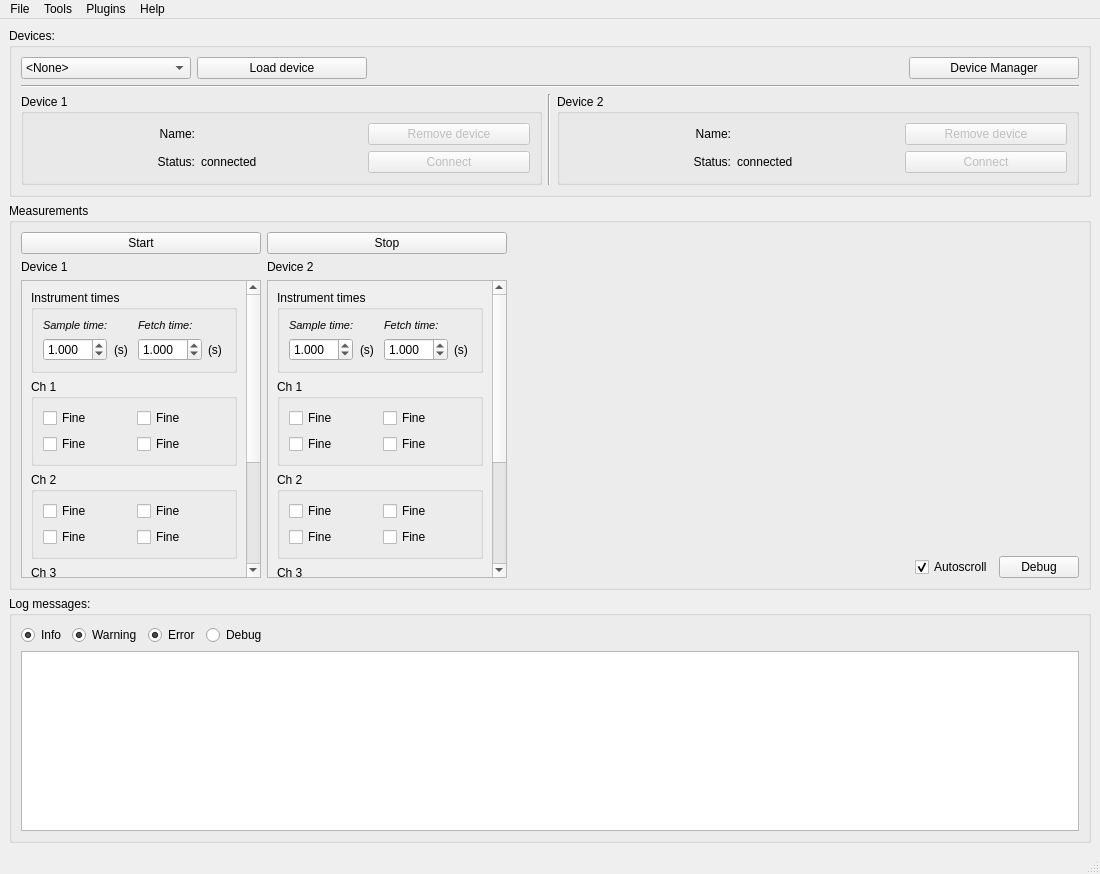
This is frequency-meter/view/resources/interface.ui in robertofem/Freq-meter-APP as Qt 5 draws it before an edit. The edited form follows.
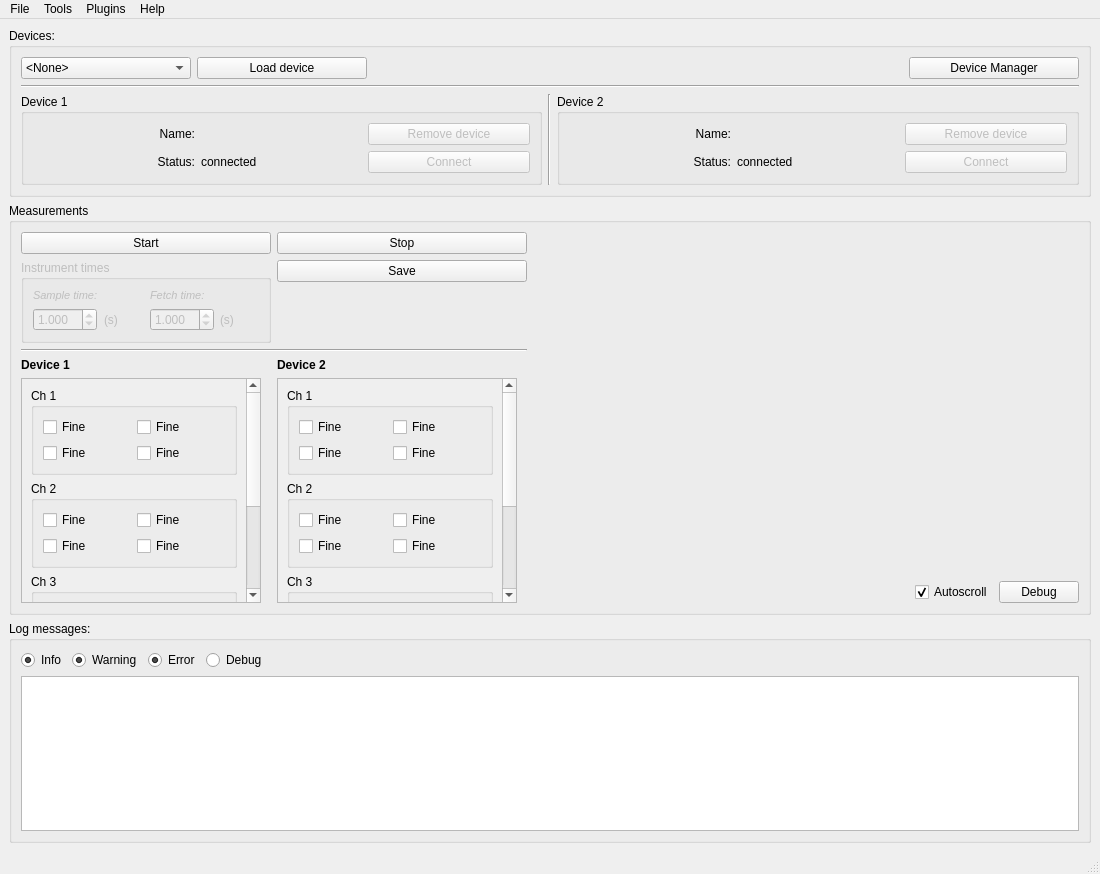
This is the edited form.

Commit message:
Add routine to debug button for plotting up to 16 plots
The new functionality places as well a legend at the top of the graph.
Only the checked signals will be plotted, and this is updated every time
the fetch counter ends.

This is not definitive code, as it has to be properly modificated in
order to implement this functionality to the received real signals. By
now, only test values are plotted.

```diff
--- a/frequency-meter/view/resources/interface.ui
+++ b/frequency-meter/view/resources/interface.ui
@@ -323,7 +323,7 @@
          <string>Measurements</string>
         </property>
         <layout class="QGridLayout" name="gridLayout_7">
-         <item row="4" column="4">
+         <item row="7" column="4">
           <widget class="QCheckBox" name="scrollcheckBox">
            <property name="text">
             <string>Autoscroll</string>
@@ -333,42 +333,251 @@
            </property>
           </widget>
          </item>
-         <item row="0" column="1">
-          <widget class="QPushButton" name="StopButton">
-           <property name="text">
-            <string>Stop</string>
-           </property>
-          </widget>
-         </item>
-         <item row="0" column="0">
-          <widget class="QPushButton" name="StartButton">
-           <property name="text">
-            <string>Start</string>
-           </property>
-          </widget>
-         </item>
-         <item row="4" column="5">
-          <widget class="QPushButton" name="ClearButton">
+         <item row="7" column="5">
+          <widget class="QPushButton" name="DebugButton">
            <property name="text">
             <string>Debug</string>
            </property>
           </widget>
          </item>
-         <item row="1" column="0">
+         <item row="4" column="0">
           <widget class="QLabel" name="dev1label">
+           <property name="font">
+            <font>
+             <weight>75</weight>
+             <bold>true</bold>
+            </font>
+           </property>
            <property name="text">
             <string>Device 1</string>
            </property>
           </widget>
          </item>
-         <item row="1" column="1">
+         <item row="4" column="1">
           <widget class="QLabel" name="dev2label">
+           <property name="font">
+            <font>
+             <weight>75</weight>
+             <bold>true</bold>
+            </font>
+           </property>
            <property name="text">
             <string>Device 2</string>
            </property>
           </widget>
          </item>
-         <item row="2" column="1" rowspan="3">
+         <item row="5" column="0" rowspan="3">
+          <widget class="QScrollArea" name="dev1_scrollarea">
+           <property name="sizePolicy">
+            <sizepolicy hsizetype="Maximum" vsizetype="Expanding">
+             <horstretch>0</horstretch>
+             <verstretch>0</verstretch>
+            </sizepolicy>
+           </property>
+           <property name="minimumSize">
+            <size>
+             <width>240</width>
+             <height>0</height>
+            </size>
+           </property>
+           <property name="widgetResizable">
+            <bool>true</bool>
+           </property>
+           <property name="alignment">
+            <set>Qt::AlignLeading|Qt::AlignLeft|Qt::AlignVCenter</set>
+           </property>
+           <widget class="QWidget" name="scrollAreaWidgetContents">
+            <property name="geometry">
+             <rect>
+              <x>0</x>
+              <y>0</y>
+              <width>232</width>
+              <height>386</height>
+             </rect>
+            </property>
+            <layout class="QVBoxLayout" name="verticalLayout">
+             <item>
+              <widget class="QGroupBox" name="Dev1_Ch1">
+               <property name="title">
+                <string>Ch 1</string>
+               </property>
+               <layout class="QGridLayout" name="gridLayout_18">
+                <item row="0" column="0">
+                 <widget class="QCheckBox" name="Dev1_Ch1_S1">
+                  <property name="text">
+                   <string>Fine</string>
+                  </property>
+                 </widget>
+                </item>
+                <item row="0" column="1">
+                 <widget class="QCheckBox" name="Dev1_Ch1_S2">
+                  <property name="text">
+                   <string>Fine</string>
+                  </property>
+                 </widget>
+                </item>
+                <item row="1" column="0">
+                 <widget class="QCheckBox" name="Dev1_Ch1_S3">
+                  <property name="text">
+                   <string>Fine</string>
+                  </property>
+                 </widget>
+                </item>
+                <item row="1" column="1">
+                 <widget class="QCheckBox" name="Dev1_Ch1_S4">
+                  <property name="text">
+                   <string>Fine</string>
+                  </property>
+                 </widget>
+                </item>
+               </layout>
+              </widget>
+             </item>
+             <item>
+              <widget class="QGroupBox" name="Dev1_Ch2">
+               <property name="title">
+                <string>Ch 2</string>
+               </property>
+               <layout class="QGridLayout" name="gridLayout_19">
+                <item row="0" column="0">
+                 <widget class="QCheckBox" name="Dev1_Ch2_S1">
+                  <property name="text">
+                   <string>Fine</string>
+                  </property>
+                 </widget>
+                </item>
+                <item row="0" column="1">
+                 <widget class="QCheckBox" name="Dev1_Ch2_S2">
+                  <property name="text">
+                   <string>Fine</string>
+                  </property>
+                 </widget>
+                </item>
+                <item row="1" column="0">
+                 <widget class="QCheckBox" name="Dev1_Ch2_S3">
+                  <property name="text">
+                   <string>Fine</string>
+                  </property>
+                 </widget>
+                </item>
+                <item row="1" column="1">
+                 <widget class="QCheckBox" name="Dev1_Ch2_S4">
+                  <property name="text">
+                   <string>Fine</string>
+                  </property>
+                 </widget>
+                </item>
+               </layout>
+              </widget>
+             </item>
+             <item>
+              <widget class="QGroupBox" name="Dev1_Ch3">
+               <property name="title">
+                <string>Ch 3</string>
+               </property>
+               <layout class="QGridLayout" name="gridLayout_20">
+                <item row="0" column="0">
+                 <widget class="QCheckBox" name="Dev1_Ch3_S1">
+                  <property name="text">
+                   <string>Fine</string>
+                  </property>
+                 </widget>
+                </item>
+                <item row="0" column="1">
+                 <widget class="QCheckBox" name="Dev1_Ch3_S2">
+                  <property name="text">
+                   <string>Fine</string>
+                  </property>
+                 </widget>
+                </item>
+                <item row="1" column="0">
+                 <widget class="QCheckBox" name="Dev1_Ch3_S3">
+                  <property name="text">
+                   <string>Fine</string>
+                  </property>
+                 </widget>
+                </item>
+                <item row="1" column="1">
+                 <widget class="QCheckBox" name="Dev1_Ch3_S4">
+                  <property name="text">
+                   <string>Fine</string>
+                  </property>
+                 </widget>
+                </item>
+               </layout>
+              </widget>
+             </item>
+             <item>
+              <widget class="QGroupBox" name="Dev1_Ch4">
+               <property name="title">
+                <string>Ch 4</string>
+               </property>
+               <layout class="QGridLayout" name="gridLayout_21">
+                <item row="0" column="0">
+                 <widget class="QCheckBox" name="Dev1_Ch4_S1">
+                  <property name="text">
+                   <string>Fine</string>
+                  </property>
+                 </widget>
+                </item>
+                <item row="0" column="1">
+                 <widget class="QCheckBox" name="Dev1_Ch4_S2">
+                  <property name="text">
+                   <string>Fine</string>
+                  </property>
+                 </widget>
+                </item>
+                <item row="1" column="0">
+                 <widget class="QCheckBox" name="Dev1_Ch4_S3">
+                  <property name="text">
+                   <string>Fine</string>
+                  </property>
+                 </widget>
+                </item>
+                <item row="1" column="1">
+                 <widget class="QCheckBox" name="Dev1_Ch4_S4">
+                  <property name="text">
+                   <string>Fine</string>
+                  </property>
+                 </widget>
+                </item>
+               </layout>
+              </widget>
+             </item>
+             <item>
+              <spacer name="verticalSpacer">
+               <property name="orientation">
+                <enum>Qt::Vertical</enum>
+               </property>
+               <property name="sizeHint" stdset="0">
+                <size>
+                 <width>20</width>
+                 <height>40</height>
+                </size>
+               </property>
+              </spacer>
+             </item>
+            </layout>
+           </widget>
+          </widget>
+         </item>
+         <item row="7" column="2">
+          <spacer name="horizontalSpacer">
+           <property name="orientation">
+            <enum>Qt::Horizontal</enum>
+           </property>
+           <property name="sizeHint" stdset="0">
+            <size>
+             <width>40</width>
+             <height>20</height>
+            </size>
+           </property>
+          </spacer>
+         </item>
+         <item row="0" column="2" rowspan="7" colspan="4">
+          <layout class="QVBoxLayout" name="plotVLayout"/>
+         </item>
+         <item row="5" column="1" rowspan="3">
           <widget class="QScrollArea" name="dev2_scrollarea">
            <property name="sizePolicy">
             <sizepolicy hsizetype="Maximum" vsizetype="Expanding">
@@ -393,127 +602,14 @@
              <rect>
               <x>0</x>
               <y>0</y>
-              <width>222</width>
-              <height>473</height>
+              <width>232</width>
+              <height>386</height>
              </rect>
             </property>
             <layout class="QVBoxLayout" name="verticalLayout_2">
              <property name="topMargin">
               <number>9</number>
              </property>
-             <item>
-              <widget class="QGroupBox" name="groupBox_6">
-               <property name="sizePolicy">
-                <sizepolicy hsizetype="Preferred" vsizetype="Maximum">
-                 <horstretch>0</horstretch>
-                 <verstretch>0</verstretch>
-                </sizepolicy>
-               </property>
-               <property name="title">
-                <string>Instrument times</string>
-               </property>
-               <layout class="QGridLayout" name="gridLayout_9">
-                <item row="1" column="0">
-                 <widget class="QDoubleSpinBox" name="SampleTimeBox_2">
-                  <property name="sizePolicy">
-                   <sizepolicy hsizetype="Maximum" vsizetype="Fixed">
-                    <horstretch>0</horstretch>
-                    <verstretch>0</verstretch>
-                   </sizepolicy>
-                  </property>
-                  <property name="accelerated">
-                   <bool>true</bool>
-                  </property>
-                  <property name="decimals">
-                   <number>3</number>
-                  </property>
-                  <property name="minimum">
-                   <double>0.001000000000000</double>
-                  </property>
-                  <property name="maximum">
-                   <double>20.000000000000000</double>
-                  </property>
-                  <property name="singleStep">
-                   <double>0.010000000000000</double>
-                  </property>
-                  <property name="value">
-                   <double>1.000000000000000</double>
-                  </property>
-                 </widget>
-                </item>
-                <item row="1" column="2">
-                 <widget class="QDoubleSpinBox" name="FetchTimeBox_2">
-                  <property name="sizePolicy">
-                   <sizepolicy hsizetype="Maximum" vsizetype="Fixed">
-                    <horstretch>0</horstretch>
-                    <verstretch>0</verstretch>
-                   </sizepolicy>
-                  </property>
-                  <property name="accelerated">
-                   <bool>true</bool>
-                  </property>
-                  <property name="decimals">
-                   <number>3</number>
-                  </property>
-                  <property name="minimum">
-                   <double>0.001000000000000</double>
-                  </property>
-                  <property name="maximum">
-                   <double>20.000000000000000</double>
-                  </property>
-                  <property name="singleStep">
-                   <double>0.001000000000000</double>
-                  </property>
-                  <property name="value">
-                   <double>1.000000000000000</double>
-                  </property>
-                 </widget>
-                </item>
-                <item row="1" column="3">
-                 <widget class="QLabel" name="label_5">
-                  <property name="text">
-                   <string>(s)</string>
-                  </property>
-                 </widget>
-                </item>
-                <item row="0" column="0">
-                 <widget class="QLabel" name="label_6">
-                  <property name="font">
-                   <font>
-                    <pointsize>8</pointsize>
-                    <weight>50</weight>
-                    <italic>true</italic>
-                    <bold>false</bold>
-                   </font>
-                  </property>
-                  <property name="text">
-                   <string>Sample time:</string>
-                  </property>
-                 </widget>
-                </item>
-                <item row="0" column="2">
-                 <widget class="QLabel" name="label_7">
-                  <property name="font">
-                   <font>
-                    <pointsize>8</pointsize>
-                    <italic>true</italic>
-                   </font>
-                  </property>
-                  <property name="text">
-                   <string>Fetch time:</string>
-                  </property>
-                 </widget>
-                </item>
-                <item row="1" column="1">
-                 <widget class="QLabel" name="label_8">
-                  <property name="text">
-                   <string>(s)</string>
-                  </property>
-                 </widget>
-                </item>
-               </layout>
-              </widget>
-             </item>
              <item>
               <widget class="QGroupBox" name="Dev2_Ch1">
                <property name="title">
@@ -679,38 +775,18 @@
            </widget>
           </widget>
          </item>
-         <item row="2" column="0" rowspan="3">
-          <widget class="QScrollArea" name="dev1_scrollarea">
-           <property name="sizePolicy">
-            <sizepolicy hsizetype="Maximum" vsizetype="Expanding">
-             <horstretch>0</horstretch>
-             <verstretch>0</verstretch>
-            </sizepolicy>
+         <item row="3" column="0" colspan="2">
+          <widget class="Line" name="line_3">
+           <property name="orientation">
+            <enum>Qt::Horizontal</enum>
            </property>
-           <property name="minimumSize">
-            <size>
-             <width>240</width>
-             <height>0</height>
-            </size>
+          </widget>
+         </item>
+         <item row="1" column="0" rowspan="2">
+          <widget class="QGroupBox" name="TimesgroupBox">
+           <property name="enabled">
+            <bool>false</bool>
            </property>
-           <property name="widgetResizable">
-            <bool>true</bool>
-           </property>
-           <property name="alignment">
-            <set>Qt::AlignLeading|Qt::AlignLeft|Qt::AlignVCenter</set>
-           </property>
-           <widget class="QWidget" name="scrollAreaWidgetContents">
-            <property name="geometry">
-             <rect>
-              <x>0</x>
-              <y>0</y>
-              <width>222</width>
-              <height>473</height>
-             </rect>
-            </property>
-            <layout class="QVBoxLayout" name="verticalLayout">
-             <item>
-              <widget class="QGroupBox" name="groupBox_5">
                <property name="sizePolicy">
                 <sizepolicy hsizetype="Preferred" vsizetype="Maximum">
                  <horstretch>0</horstretch>
@@ -720,6 +796,9 @@
                <property name="title">
                 <string>Instrument times</string>
                </property>
+           <property name="alignment">
+            <set>Qt::AlignLeading|Qt::AlignLeft|Qt::AlignTop</set>
+           </property>
                <layout class="QGridLayout" name="gridLayout_8">
                 <item row="0" column="0">
                  <widget class="QLabel" name="label_3">
@@ -822,186 +901,50 @@
                </layout>
               </widget>
              </item>
-             <item>
-              <widget class="QGroupBox" name="Dev1_Ch1">
-               <property name="title">
-                <string>Ch 1</string>
-               </property>
-               <layout class="QGridLayout" name="gridLayout_18">
                 <item row="0" column="0">
-                 <widget class="QCheckBox" name="Dev1_Ch1_S1">
-                  <property name="text">
-                   <string>Fine</string>
-                  </property>
-                 </widget>
-                </item>
-                <item row="0" column="1">
-                 <widget class="QCheckBox" name="Dev1_Ch1_S2">
-                  <property name="text">
-                   <string>Fine</string>
-                  </property>
-                 </widget>
-                </item>
-                <item row="1" column="0">
-                 <widget class="QCheckBox" name="Dev1_Ch1_S3">
+          <widget class="QPushButton" name="StartButton">
+           <property name="sizePolicy">
+            <sizepolicy hsizetype="Maximum" vsizetype="Fixed">
+             <horstretch>0</horstretch>
+             <verstretch>0</verstretch>
+            </sizepolicy>
+           </property>
+           <property name="minimumSize">
+            <size>
+             <width>250</width>
+             <height>0</height>
+            </size>
+           </property>
                   <property name="text">
-                   <string>Fine</string>
+            <string>Start</string>
                   </property>
                  </widget>
                 </item>
-                <item row="1" column="1">
-                 <widget class="QCheckBox" name="Dev1_Ch1_S4">
-                  <property name="text">
-                   <string>Fine</string>
-                  </property>
-                 </widget>
-                </item>
-               </layout>
-              </widget>
-             </item>
-             <item>
-              <widget class="QGroupBox" name="Dev1_Ch2">
-               <property name="title">
-                <string>Ch 2</string>
-               </property>
-               <layout class="QGridLayout" name="gridLayout_19">
-                <item row="0" column="0">
-                 <widget class="QCheckBox" name="Dev1_Ch2_S1">
-                  <property name="text">
-                   <string>Fine</string>
-                  </property>
-                 </widget>
-                </item>
                 <item row="0" column="1">
-                 <widget class="QCheckBox" name="Dev1_Ch2_S2">
-                  <property name="text">
-                   <string>Fine</string>
-                  </property>
-                 </widget>
-                </item>
-                <item row="1" column="0">
-                 <widget class="QCheckBox" name="Dev1_Ch2_S3">
-                  <property name="text">
-                   <string>Fine</string>
-                  </property>
-                 </widget>
-                </item>
-                <item row="1" column="1">
-                 <widget class="QCheckBox" name="Dev1_Ch2_S4">
+          <widget class="QPushButton" name="StopButton">
+           <property name="sizePolicy">
+            <sizepolicy hsizetype="Maximum" vsizetype="Fixed">
+             <horstretch>0</horstretch>
+             <verstretch>0</verstretch>
+            </sizepolicy>
+           </property>
+           <property name="minimumSize">
+            <size>
+             <width>250</width>
+             <height>0</height>
+            </size>
+           </property>
                   <property name="text">
-                   <string>Fine</string>
+            <string>Stop</string>
                   </property>
                  </widget>
                 </item>
-               </layout>
-              </widget>
-             </item>
-             <item>
-              <widget class="QGroupBox" name="Dev1_Ch3">
-               <property name="title">
-                <string>Ch 3</string>
-               </property>
-               <layout class="QGridLayout" name="gridLayout_20">
-                <item row="0" column="0">
-                 <widget class="QCheckBox" name="Dev1_Ch3_S1">
-                  <property name="text">
-                   <string>Fine</string>
-                  </property>
-                 </widget>
-                </item>
-                <item row="0" column="1">
-                 <widget class="QCheckBox" name="Dev1_Ch3_S2">
-                  <property name="text">
-                   <string>Fine</string>
-                  </property>
-                 </widget>
-                </item>
-                <item row="1" column="0">
-                 <widget class="QCheckBox" name="Dev1_Ch3_S3">
-                  <property name="text">
-                   <string>Fine</string>
-                  </property>
-                 </widget>
-                </item>
                 <item row="1" column="1">
-                 <widget class="QCheckBox" name="Dev1_Ch3_S4">
+          <widget class="QPushButton" name="SaveButton">
                   <property name="text">
-                   <string>Fine</string>
-                  </property>
-                 </widget>
-                </item>
-               </layout>
-              </widget>
-             </item>
-             <item>
-              <widget class="QGroupBox" name="Dev1_Ch4">
-               <property name="title">
-                <string>Ch 4</string>
-               </property>
-               <layout class="QGridLayout" name="gridLayout_21">
-                <item row="0" column="0">
-                 <widget class="QCheckBox" name="Dev1_Ch4_S1">
-                  <property name="text">
-                   <string>Fine</string>
-                  </property>
-                 </widget>
-                </item>
-                <item row="0" column="1">
-                 <widget class="QCheckBox" name="Dev1_Ch4_S2">
-                  <property name="text">
-                   <string>Fine</string>
-                  </property>
-                 </widget>
-                </item>
-                <item row="1" column="0">
-                 <widget class="QCheckBox" name="Dev1_Ch4_S3">
-                  <property name="text">
-                   <string>Fine</string>
-                  </property>
-                 </widget>
-                </item>
-                <item row="1" column="1">
-                 <widget class="QCheckBox" name="Dev1_Ch4_S4">
-                  <property name="text">
-                   <string>Fine</string>
-                  </property>
-                 </widget>
-                </item>
-               </layout>
-              </widget>
-             </item>
-             <item>
-              <spacer name="verticalSpacer">
-               <property name="orientation">
-                <enum>Qt::Vertical</enum>
-               </property>
-               <property name="sizeHint" stdset="0">
-                <size>
-                 <width>20</width>
-                 <height>40</height>
-                </size>
-               </property>
-              </spacer>
-             </item>
-            </layout>
-           </widget>
-          </widget>
-         </item>
-         <item row="4" column="2">
-          <spacer name="horizontalSpacer">
-           <property name="orientation">
-            <enum>Qt::Horizontal</enum>
-           </property>
-           <property name="sizeHint" stdset="0">
-            <size>
-             <width>40</width>
-             <height>20</height>
-            </size>
-           </property>
-          </spacer>
-         </item>
-         <item row="0" column="2" rowspan="4" colspan="4">
-          <layout class="QVBoxLayout" name="plotVLayout"/>
+            <string>Save</string>
+           </property>
+          </widget>
          </item>
         </layout>
        </widget>
```
Left out of the diff: 18 changed lines with no effect on the pictures. Lines whose indentation alone changed are shown as unchanged. The commit also changes 5 other files.
